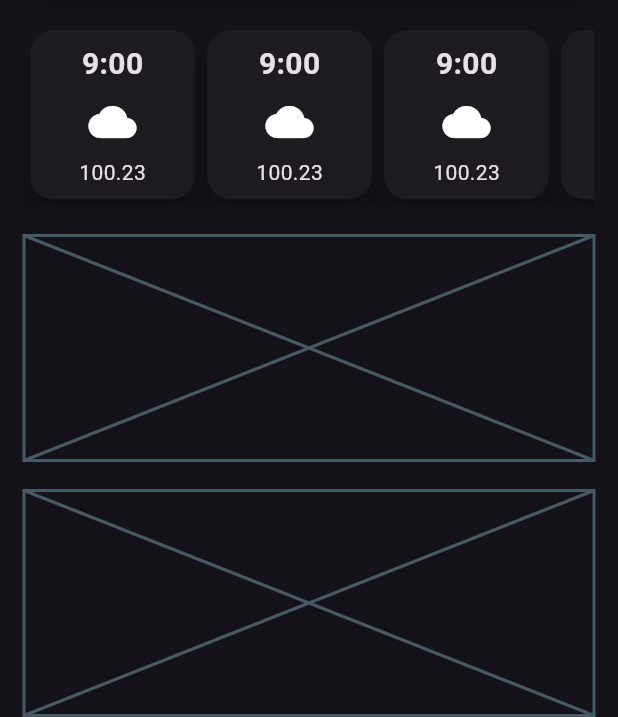
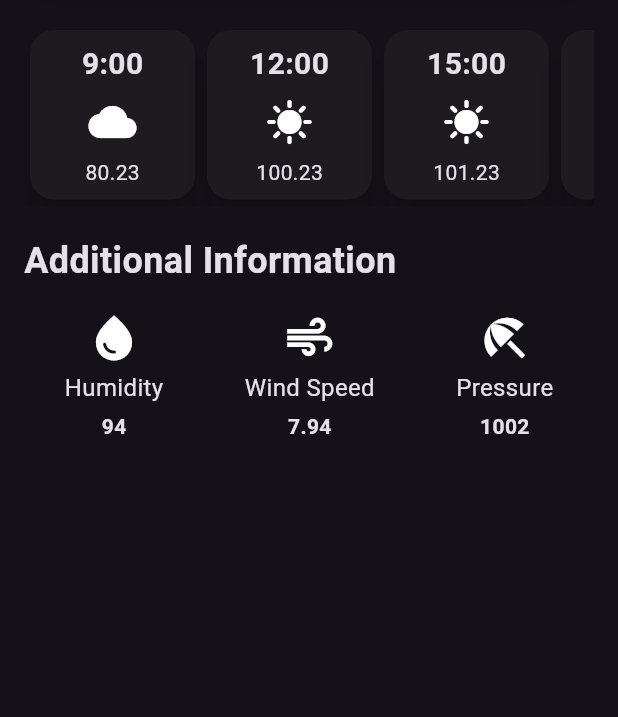
Before and after one commit to awtawsif/weather_app, a Flutter app: the screen it shows after launch, on a phone screen of 412 x 824 dp, the part 519-1236 px from its top. Run offline on Flutter 3.47's test engine with Material 3 defaults, Android fonts, the phone set to English and light mode, and no system bars.

Commit message:
separate files for different cards, finish UI.

```diff
--- /dev/null
+++ b/lib/additional_information.dart
@@ -0,0 +1,25 @@
+import 'package:flutter/material.dart';
+
+class AdditionalInformation extends StatelessWidget {
+  final IconData icon;
+  final String label;
+  final String value;
+  const AdditionalInformation({
+    super.key,
+    required this.icon,
+    required this.label,
+    required this.value,
+  });
+
+  @override
+  Widget build(BuildContext context) {
+    return Column(
+      spacing: 4,
+      children: [
+        Icon(icon, size: 36),
+        Text(label, style: const TextStyle(fontSize: 16)),
+        Text(value, style: const TextStyle(fontWeight: FontWeight.bold)),
+      ],
+    );
+  }
+}
--- /dev/null
+++ b/lib/hourly_forecast.dart
@@ -0,0 +1,39 @@
+import 'package:flutter/material.dart';
+
+class HourlyForecast extends StatelessWidget {
+  final String time;
+  final IconData icon;
+  final String temperature;
+  const HourlyForecast({
+    super.key,
+    required this.time,
+    required this.icon,
+    required this.temperature,
+  });
+
+  @override
+  Widget build(BuildContext context) {
+    return Card(
+      shape: RoundedRectangleBorder(
+        borderRadius: BorderRadiusGeometry.circular(16),
+      ),
+      elevation: 10,
+      child: Container(
+        width: 110,
+        padding: const EdgeInsets.all(8.0),
+        child: Column(
+          children: [
+            Text(
+              time,
+              style: const TextStyle(fontWeight: FontWeight.bold, fontSize: 20),
+            ),
+            const SizedBox(height: 8),
+            Icon(icon, size: 32),
+            const SizedBox(height: 8),
+            Text(temperature),
+          ],
+        ),
+      ),
+    );
+  }
+}
--- a/lib/weather_app.dart
+++ b/lib/weather_app.dart
@@ -1,6 +1,8 @@
 import 'dart:ui';
 
 import 'package:flutter/material.dart';
+import 'package:weather_app/additional_information.dart';
+import 'package:weather_app/hourly_forecast.dart';
 
 class WeatherApp extends StatefulWidget {
   const WeatherApp({super.key});
@@ -22,7 +24,9 @@ class _WeatherApp extends State {
           IconButton(onPressed: () {}, icon: const Icon(Icons.refresh)),
         ],
       ),
-      body: Padding(
+      body: SingleChildScrollView(
+        scrollDirection: Axis.vertical,
+        child: Padding(
           padding: const EdgeInsets.all(16),
           child: Column(
             crossAxisAlignment: CrossAxisAlignment.start,
@@ -76,51 +80,64 @@ class _WeatherApp extends State {
                 scrollDirection: Axis.horizontal,
                 child: Row(
                   children: [
-                  HourlyForecast(),
-                  HourlyForecast(),
-                  HourlyForecast(),
-                  HourlyForecast(),
-                  HourlyForecast(),
+                    HourlyForecast(
+                      time: "9:00",
+                      icon: Icons.cloud,
+                      temperature: "80.23",
+                    ),
+                    HourlyForecast(
+                      time: "12:00",
+                      icon: Icons.sunny,
+                      temperature: "100.23",
+                    ),
+                    HourlyForecast(
+                      time: "15:00",
+                      icon: Icons.sunny,
+                      temperature: "101.23",
+                    ),
+                    HourlyForecast(
+                      time: "18:00",
+                      icon: Icons.cloud,
+                      temperature: "90.23",
+                    ),
+                    HourlyForecast(
+                      time: "21:00",
+                      icon: Icons.cloud,
+                      temperature: "80.23",
+                    ),
                   ],
                 ),
               ),
               const SizedBox(height: 20),
-            const Placeholder(fallbackHeight: 150),
-            const SizedBox(height: 20),
-            const Placeholder(fallbackHeight: 150),
+              const Text(
+                "Additional Information",
+                style: TextStyle(fontSize: 24, fontWeight: FontWeight.bold),
+              ),
+              const SizedBox(height: 16),
+              const Row(
+                mainAxisAlignment: MainAxisAlignment.spaceAround,
+                children: [
+                  AdditionalInformation(
+                    icon: Icons.water_drop,
+                    label: "Humidity",
+                    value: "94",
+                  ),
+                  AdditionalInformation(
+                    icon: Icons.air,
+                    label: "Wind Speed",
+                    value: "7.94",
+                  ),
+                  AdditionalInformation(
+                    icon: Icons.beach_access,
+                    label: "Pressure",
+                    value: "1002",
+                  ),
                 ],
+              ),
+            ],
+          ),
         ),
       ),
     );
   }
 }
-
-class HourlyForecast extends StatelessWidget {
-  const HourlyForecast({super.key});
-
-  @override
-  Widget build(BuildContext context) {
-    return Card(
-      shape: RoundedRectangleBorder(
-        borderRadius: BorderRadiusGeometry.circular(16),
-      ),
-      elevation: 10,
-      child: Container(
-        width: 110,
-        padding: const EdgeInsets.all(8.0),
-        child: const Column(
-          children: [
-            Text(
-              "9:00",
-              style: TextStyle(fontWeight: FontWeight.bold, fontSize: 20),
-            ),
-            SizedBox(height: 8),
-            Icon(Icons.cloud, size: 32),
-            SizedBox(height: 8),
-            Text("100.23"),
-          ],
-        ),
-      ),
-    );
-  }
-}
```
Lines whose indentation alone changed are shown as unchanged.
